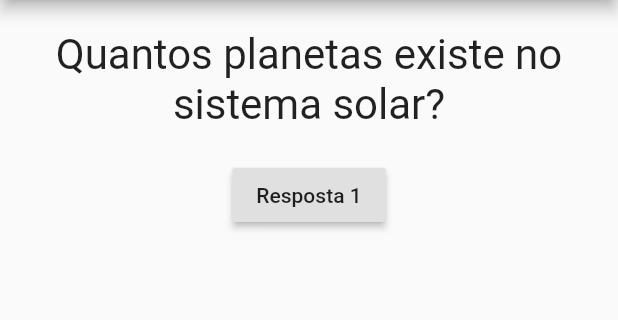
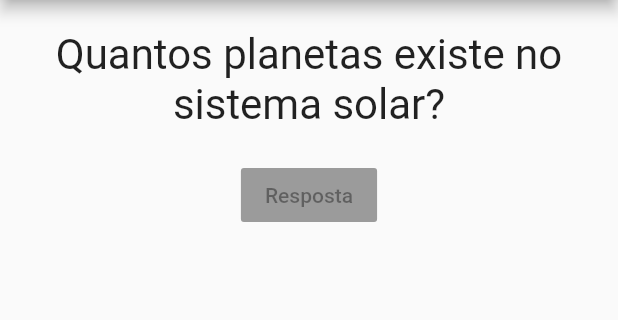
Before and after one commit to kaiocesar/curso-de-flutter, a Flutter app: the screen it shows after launch, on a phone screen of 412 x 824 dp, the part 84-404 px from its top. Run offline on Flutter 3.47's test engine with Material 2 defaults, Android fonts, the phone set to English and light mode, and no system bars.

Commit message:
componente resposta.dart

```diff
--- a/projeto_perguntas/lib/main.dart
+++ b/projeto_perguntas/lib/main.dart
@@ -1,6 +1,6 @@
 import 'package:flutter/material.dart';
 import './questao.dart';
-
+import './resposta.dart';
 
 main() {
   runApp(PerguntaApp());
@@ -30,10 +30,7 @@ class _PerguntaAppState extends State<PerguntaApp> {
         body: Column(
           children: <Widget>[
             Questao(perguntas[_perguntaSelecionada]),
-            RaisedButton(
-              child: Text('Resposta 1'),
-              onPressed: _resposta,
-            )
+            Resposta('Resposta')
         ],)
         ,)
     );
--- /dev/null
+++ b/projeto_perguntas/lib/resposta.dart
@@ -0,0 +1,16 @@
+import 'package:flutter/material.dart';
+
+class Resposta extends StatelessWidget {
+
+  final String texto;
+
+  Resposta(this.texto);
+
+  @override
+  Widget build(BuildContext context) {
+    return RaisedButton(
+      child: Text(this.texto),
+      onPressed: null,
+    );
+  }
+}
```
